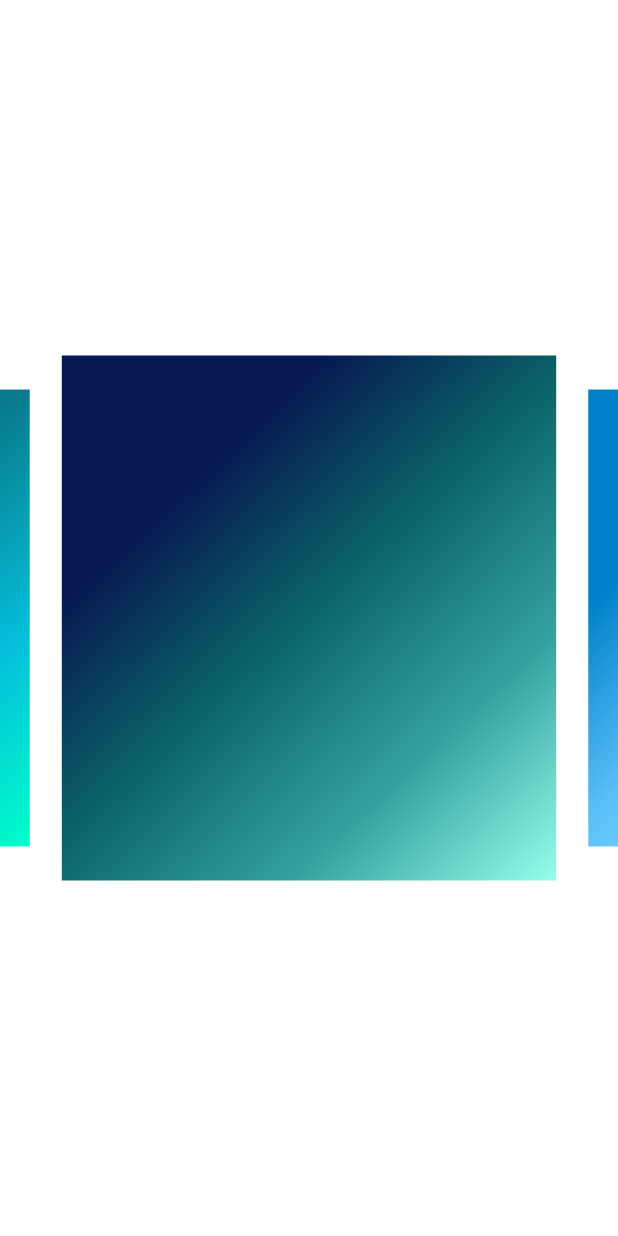
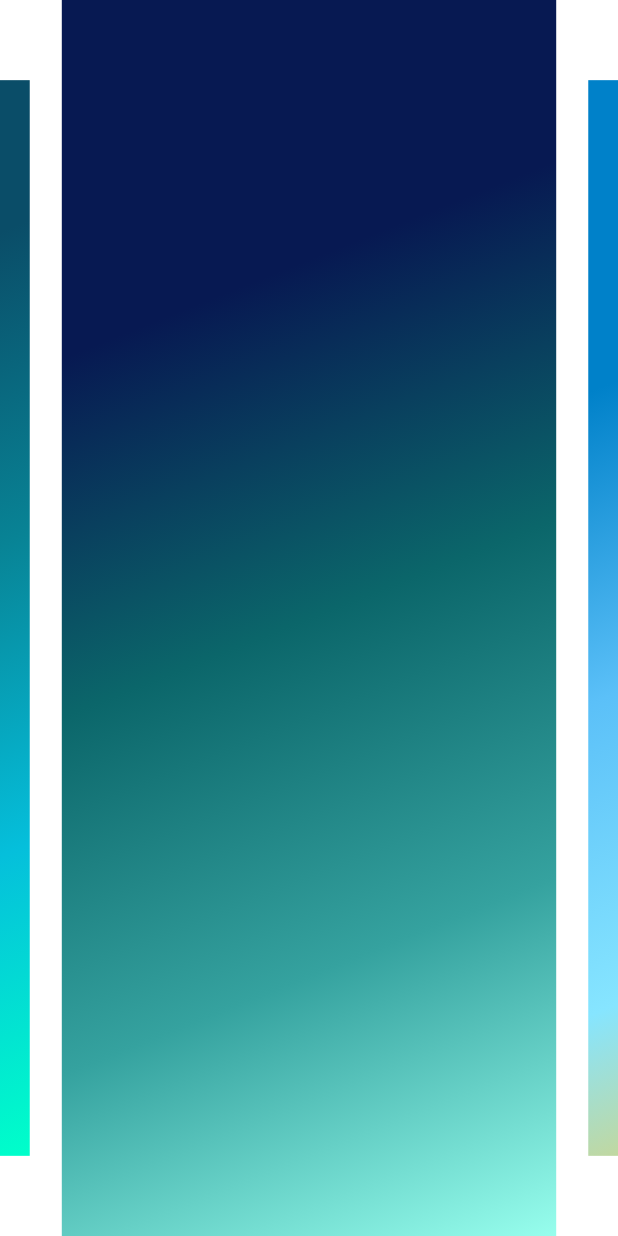
Before and after one commit to Sommos/flutter_cube_swipe, a Flutter app: the screen it shows after launch, on a phone screen of 412 x 824 dp. Run offline on Flutter 3.47's test engine with Material 2 defaults, Android fonts, the phone set to English and light mode, and no system bars; drawn by our look-alikes of carousel_slider.

Commit message:
modified README.md, and elongated each carousel item

```diff
--- a/lib/main.dart
+++ b/lib/main.dart
@@ -30,7 +30,7 @@ class _HomePageState extends State<HomePage> {
   Widget build(BuildContext context) {
     return CarouselSlider(
       options: CarouselOptions(
-        height: 350,
+        height: MediaQuery.of(context).size.height,
         aspectRatio: 16/9,
         viewportFraction: 0.8,
         initialPage: 0,
```
Also changed, not shown: 1 other file.
